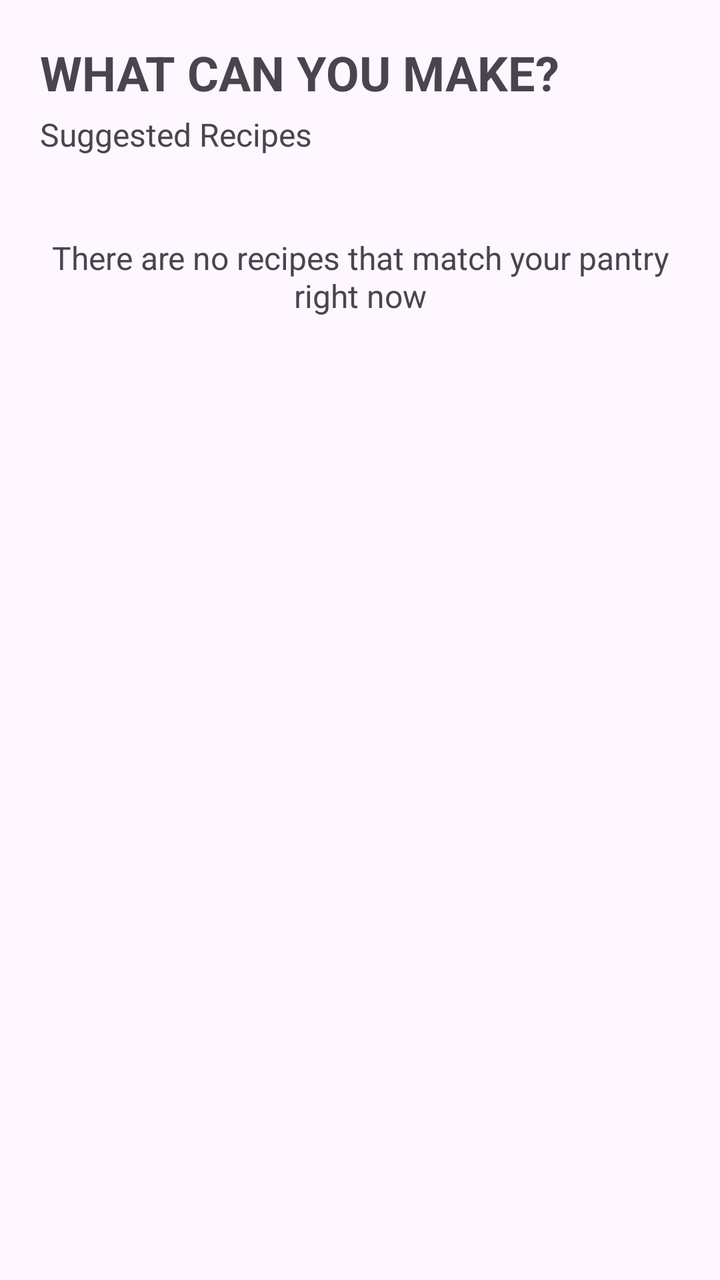
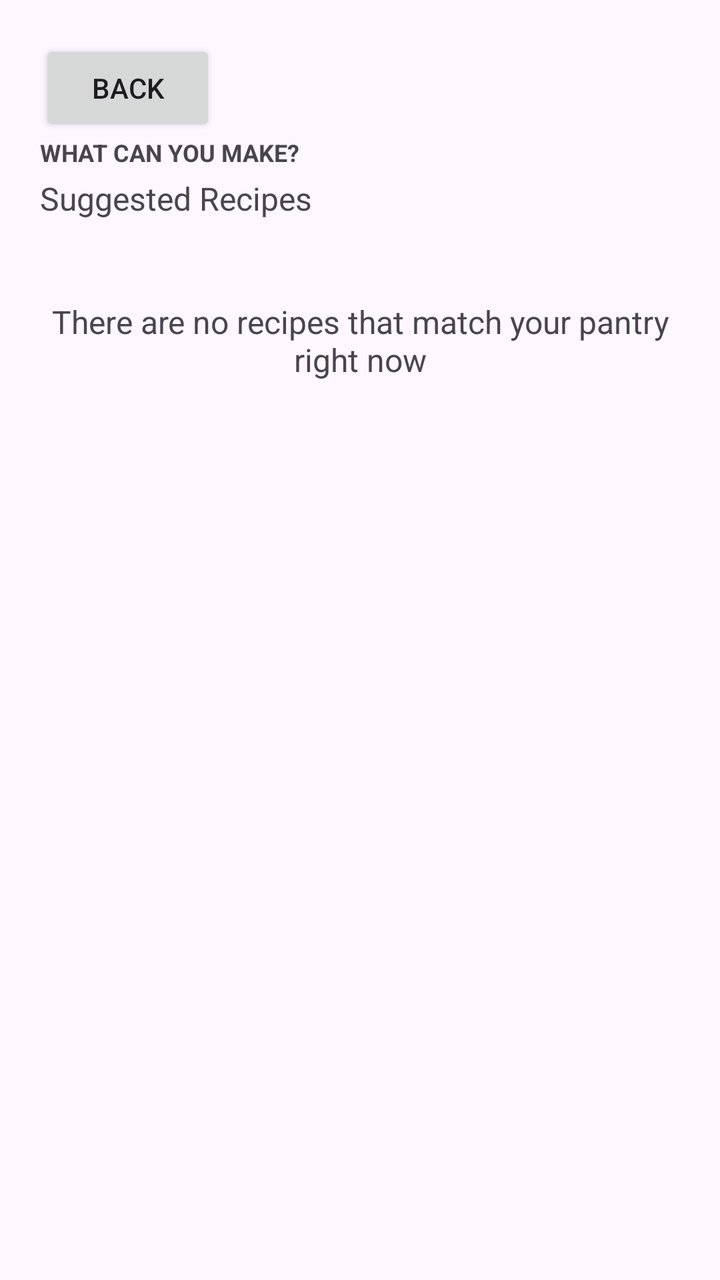

Screens rendered from an Android XML layout before and after an edit, with the pre-edit source and the edit as a unified diff.
<!-- AndroidManifest.xml: application theme Theme.GotEmRecipes -->
<!-- res/layout/activity_suggested_recipes.xml -->
<?xml version="1.0" encoding="utf-8" ?>
<androidx.constraintlayout.widget.ConstraintLayout
    xmlns:android="http://schemas.android.com/apk/res/android"
    xmlns:app="http://schemas.android.com/apk/res-auto"
    android:layout_width="match_parent"
    android:layout_height="match_parent"
    android:padding="20dp">

    <TextView
        android:id = "@+id/textSuggestedRecipesTitle"
        android:layout_width="wrap_content"
        android:layout_height="wrap_content"
        android:text="WHAT CAN YOU MAKE?"
        android:textSize="24sp"
        android:textStyle="bold"
        app:layout_constraintTop_toTopOf="parent"
        app:layout_constraintStart_toStartOf="parent" />
    
    <TextView
        android:id="@+id/textSuggestedRecipesSubtitle"
        android:layout_width="wrap_content"
        android:layout_height="wrap_content"
        android:text="Suggested Recipes"
        android:textSize="16sp"
        android:layout_marginTop="4dp"
        app:layout_constraintTop_toBottomOf="@+id/textSuggestedRecipesTitle"
        app:layout_constraintStart_toStartOf="parent" />

    <TextView
        android:id="@+id/textNoRecipes"
        android:layout_width="0dp"
        android:layout_height="wrap_content"
        android:text="There are no recipes that match your pantry right now"
        android:textSize="16sp"
        android:gravity="center"
        android:visibility="visible"
        android:layout_marginTop="40dp"
        app:layout_constraintTop_toBottomOf="@+id/textSuggestedRecipesSubtitle"
        app:layout_constraintStart_toStartOf="parent"
        app:layout_constraintEnd_toEndOf="parent" />

    <androidx.recyclerview.widget.RecyclerView
        android:id="@+id/recyclerSuggestedRecipes"
        android:layout_width="0dp"
        android:layout_height="0dp"
        android:layout_marginTop="20dp"
        app:layout_constraintTop_toBottomOf="@+id/textSuggestedRecipesSubtitle"
        app:layout_constraintBottom_toBottomOf="parent"
        app:layout_constraintStart_toStartOf="parent"
        app:layout_constraintEnd_toEndOf="parent" />

</androidx.constraintlayout.widget.ConstraintLayout>
<!-- resources referenced by this layout -->
<resources>
  <style name="Theme.GotEmRecipes" parent="Base.Theme.GotEmRecipes" />
  <style name="Base.Theme.GotEmRecipes" parent="Theme.Material3.DayNight.NoActionBar">
          
          
      </style>
</resources>

<!-- the commit's change to res/layout/activity_suggested_recipes.xml (unified diff, before → after) -->
@@ -11,9 +11,9 @@
         android:layout_width="wrap_content"
         android:layout_height="wrap_content"
         android:text="WHAT CAN YOU MAKE?"
-        android:textSize="24sp"
+        android:textSize="12dp"
         android:textStyle="bold"
-        app:layout_constraintTop_toTopOf="parent"
+        app:layout_constraintTop_toBottomOf="@+id/buttonSuggestedBack"
         app:layout_constraintStart_toStartOf="parent" />
     
     <TextView
@@ -49,4 +49,12 @@
         app:layout_constraintStart_toStartOf="parent"
         app:layout_constraintEnd_toEndOf="parent" />
 
+    <Button
+        android:id="@+id/buttonSuggestedBack"
+        android:layout_width="wrap_content"
+        android:layout_height="wrap_content"
+        android:text="BACK"
+        app:layout_constraintTop_toTopOf="parent"
+        app:layout_constraintStart_toStartOf="parent"/>
+
 </androidx.constraintlayout.widget.ConstraintLayout>
